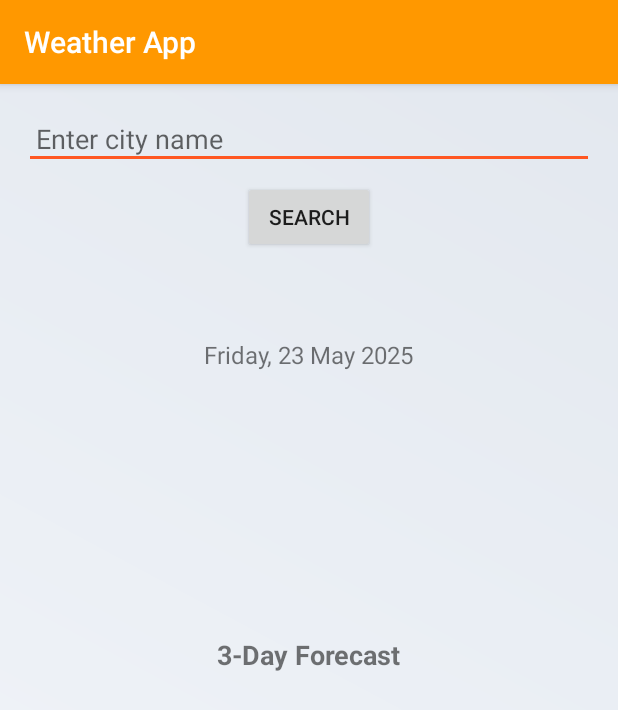
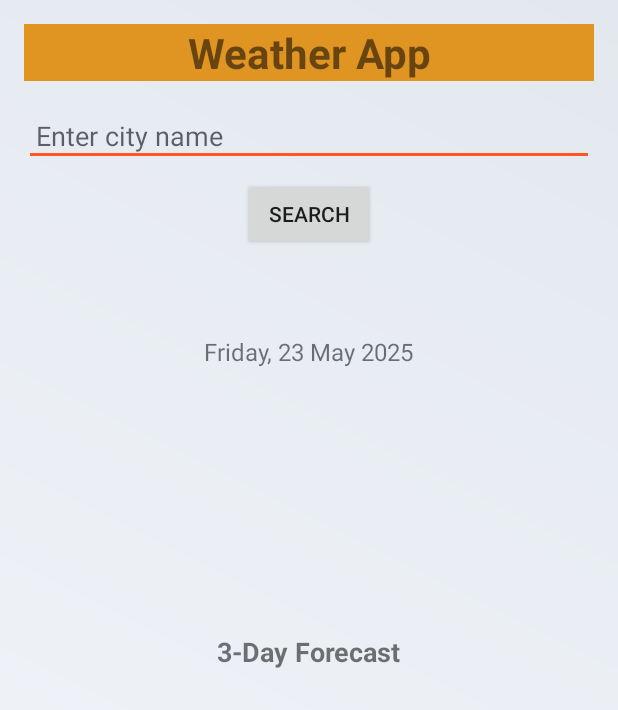
Before and after one commit to Adheesh49/weather_app, an Android app: the screen it shows after launch (MainActivity), on a phone screen of 412 x 824 dp. Shown: the top 710 px of the screen. Run offline under Robolectric (Android 15) with nearby library versions, the phone set to English and light mode, and no system bars.

Commit message:
Changed the layout.

```diff
--- a/app/src/main/java/com/example/weather/MainActivity.java
+++ b/app/src/main/java/com/example/weather/MainActivity.java
@@ -74,6 +74,7 @@ public class MainActivity extends AppCompatActivity {
     protected void onCreate(Bundle savedInstanceState) {
         super.onCreate(savedInstanceState);
         setContentView(R.layout.activity_main);
+        getSupportActionBar().hide(); // Hide the ActionBar to remove the "Weather App" title
 
         // Initialize UI components
         etCityName = findViewById(R.id.etCityName);
--- a/app/src/main/res/layout/activity_main.xml
+++ b/app/src/main/res/layout/activity_main.xml
@@ -26,6 +26,18 @@
             android:layout_height="wrap_content"
             android:orientation="vertical"
             android:padding="16dp">
+
+            <!-- Add Weather App title -->
+            <TextView
+                android:layout_width="match_parent"
+                android:layout_height="wrap_content"
+                android:layout_gravity="center"
+                android:layout_marginBottom="16dp"
+                android:background="#E09523"
+                android:text="Weather App"
+                android:textAlignment="center"
+                android:textSize="28sp"
+                android:textStyle="bold" />
 
             <!-- City input and search button -->
             <EditText
```
